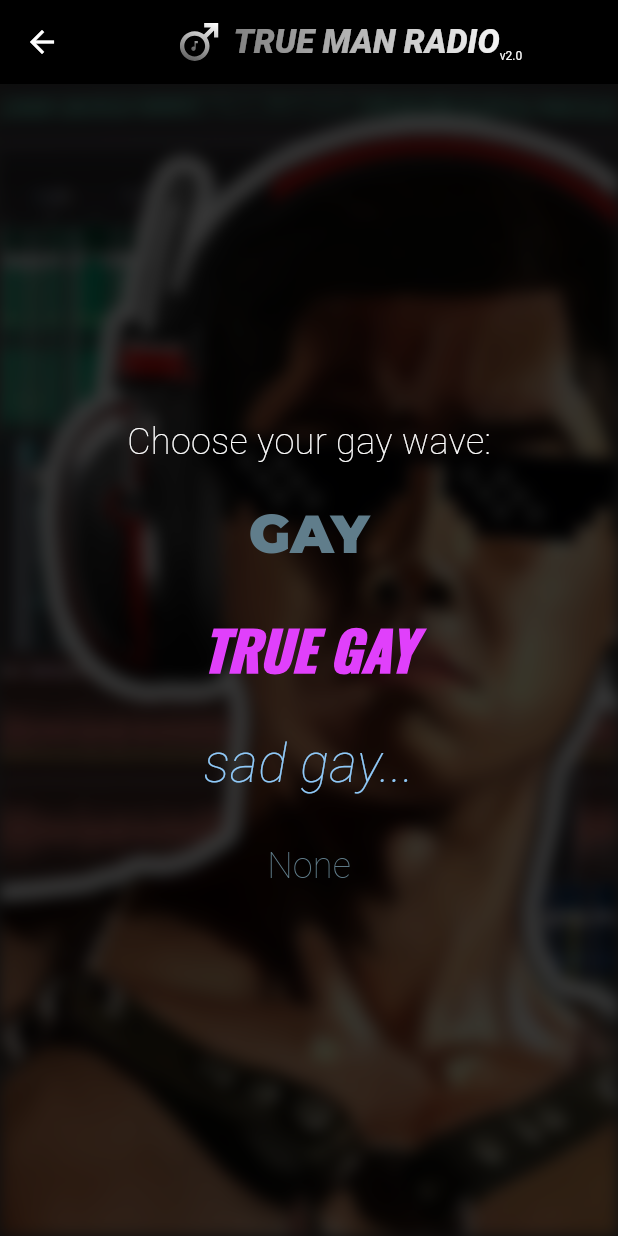
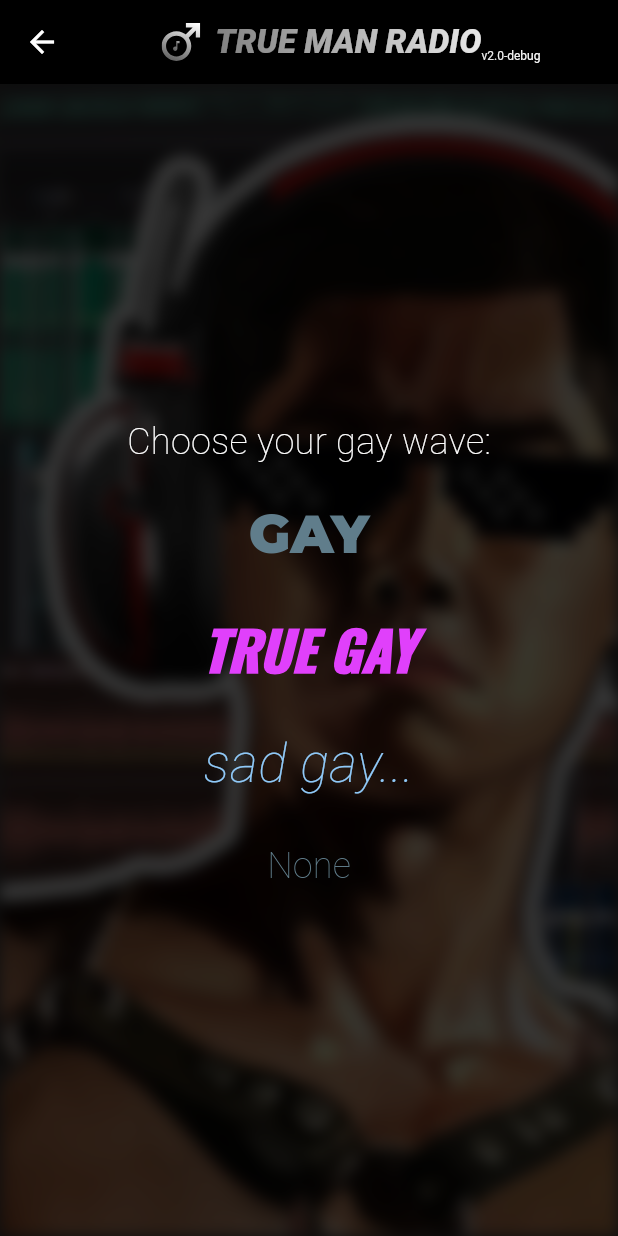
Before and after one commit to trueManRadio/gayWebsite, a Flutter app: the MainPage screen opened directly, on a phone screen of 412 x 824 dp. Run offline on Flutter 3.47's test engine with Material 2 defaults, Android fonts, the light colour scheme and no system bars; our stand-ins replace audioplayers, dio, flutter_svg, google_fonts, video_player; missing offline and left inert: mini_music_visualizer; network calls fail; Roboto replaces fonts that are missing (Qwigley).

Commit message:
main_page: Mark debug version in title

```diff
--- a/lib/main_page.dart
+++ b/lib/main_page.dart
@@ -1,5 +1,6 @@
 import 'dart:ui';
 
+import 'package:flutter/foundation.dart';
 import 'package:flutter/material.dart';
 import 'package:flutter_svg/flutter_svg.dart';
 import 'package:google_fonts/google_fonts.dart';
@@ -85,7 +86,7 @@ class _MainPageState extends State<MainPage> {
                     ),
                   ),
                   Text(
-                    "v2.0",
+                    "v2.0${kDebugMode ? "-debug" : ""}",
                     style: GoogleFonts.roboto(
                       fontSize: 8,
                     ),
```
